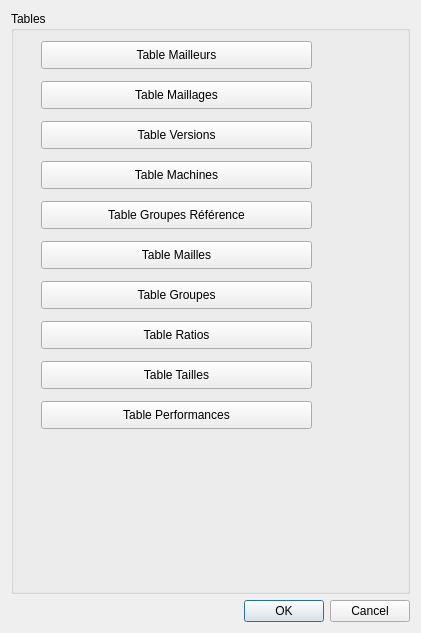
The window that src/Tools/Verima/Gui/desFenetreChoix.ui (SalomePlatform/smesh) describes before a commit, drawn with Qt 5.
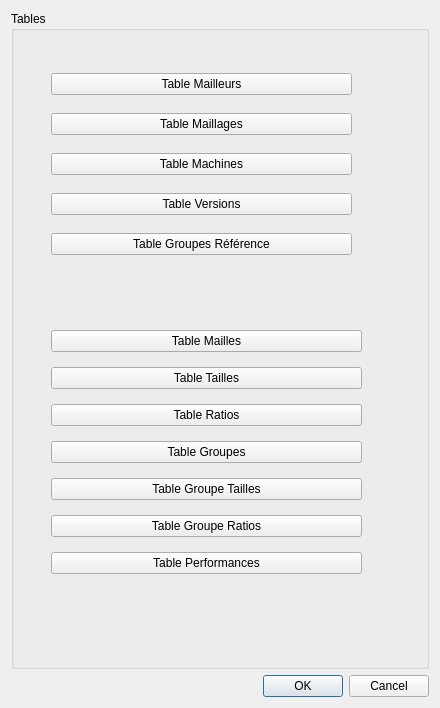
The same window after the commit.

```diff
--- a/src/Tools/Verima/Gui/desFenetreChoix.ui
+++ b/src/Tools/Verima/Gui/desFenetreChoix.ui
@@ -6,152 +6,15 @@
    <rect>
     <x>0</x>
     <y>0</y>
-    <width>421</width>
-    <height>633</height>
+    <width>440</width>
+    <height>708</height>
    </rect>
   </property>
   <property name="windowTitle">
    <string>Verification de Maillage</string>
   </property>
   <layout class="QGridLayout" name="gridLayout">
-   <item row="0" column="0">
-    <widget class="QGroupBox" name="groupBox">
-     <property name="title">
-      <string>Tables </string>
-     </property>
-     <widget class="QPushButton" name="PBMailleur">
-      <property name="geometry">
-       <rect>
-        <x>30</x>
-        <y>30</y>
-        <width>271</width>
-        <height>28</height>
-       </rect>
-      </property>
-      <property name="text">
-       <string>Table Mailleurs</string>
-      </property>
-     </widget>
-     <widget class="QPushButton" name="PBMaillage">
-      <property name="geometry">
-       <rect>
-        <x>30</x>
-        <y>70</y>
-        <width>271</width>
-        <height>28</height>
-       </rect>
-      </property>
-      <property name="text">
-       <string>Table Maillages</string>
-      </property>
-     </widget>
-     <widget class="QPushButton" name="PBVersion">
-      <property name="geometry">
-       <rect>
-        <x>30</x>
-        <y>110</y>
-        <width>271</width>
-        <height>28</height>
-       </rect>
-      </property>
-      <property name="text">
-       <string>Table Versions</string>
-      </property>
-     </widget>
-     <widget class="QPushButton" name="PBMachine">
-      <property name="geometry">
-       <rect>
-        <x>30</x>
-        <y>150</y>
-        <width>271</width>
-        <height>28</height>
-       </rect>
-      </property>
-      <property name="text">
-       <string>Table Machines</string>
-      </property>
-     </widget>
-     <widget class="QPushButton" name="PBPerf">
-      <property name="geometry">
-       <rect>
-        <x>30</x>
-        <y>390</y>
-        <width>271</width>
-        <height>28</height>
-       </rect>
-      </property>
-      <property name="text">
-       <string>Table Performances</string>
-      </property>
-     </widget>
-     <widget class="QPushButton" name="PBGroupe">
-      <property name="geometry">
-       <rect>
-        <x>30</x>
-        <y>270</y>
-        <width>271</width>
-        <height>28</height>
-       </rect>
-      </property>
-      <property name="text">
-       <string>Table Groupes</string>
-      </property>
-     </widget>
-     <widget class="QPushButton" name="PBMaille">
-      <property name="geometry">
-       <rect>
-        <x>30</x>
-        <y>230</y>
-        <width>271</width>
-        <height>28</height>
-       </rect>
-      </property>
-      <property name="text">
-       <string>Table Mailles</string>
-      </property>
-     </widget>
-     <widget class="QPushButton" name="PBRatio">
-      <property name="geometry">
-       <rect>
-        <x>30</x>
-        <y>310</y>
-        <width>271</width>
-        <height>28</height>
-       </rect>
-      </property>
-      <property name="text">
-       <string>Table Ratios</string>
-      </property>
-     </widget>
-     <widget class="QPushButton" name="PBGroupesRef">
-      <property name="geometry">
-       <rect>
-        <x>30</x>
-        <y>190</y>
-        <width>271</width>
-        <height>28</height>
-       </rect>
-      </property>
-      <property name="text">
-       <string>Table Groupes Référence</string>
-      </property>
-     </widget>
-     <widget class="QPushButton" name="PBTaille">
-      <property name="geometry">
-       <rect>
-        <x>30</x>
-        <y>350</y>
-        <width>271</width>
-        <height>28</height>
-       </rect>
-      </property>
-      <property name="text">
-       <string>Table Tailles</string>
-      </property>
-     </widget>
-    </widget>
-   </item>
-   <item row="1" column="0">
+   <item row="2" column="0">
     <widget class="QDialogButtonBox" name="buttonBox">
      <property name="orientation">
       <enum>Qt::Horizontal</enum>
@@ -161,6 +24,121 @@
      </property>
     </widget>
    </item>
+   <item row="1" column="0">
+    <widget class="QGroupBox" name="groupBox">
+     <property name="title">
+      <string>Tables </string>
+     </property>
+     <widget class="QWidget" name="layoutWidget">
+      <property name="geometry">
+       <rect>
+        <x>40</x>
+        <y>310</y>
+        <width>311</width>
+        <height>269</height>
+       </rect>
+      </property>
+      <layout class="QGridLayout" name="gridLayout_2">
+       <item row="1" column="0">
+        <widget class="QPushButton" name="PBMaille">
+         <property name="text">
+          <string>Table Mailles</string>
+         </property>
+        </widget>
+       </item>
+       <item row="3" column="0">
+        <widget class="QPushButton" name="PBRatio">
+         <property name="text">
+          <string>Table Ratios</string>
+         </property>
+        </widget>
+       </item>
+       <item row="7" column="0">
+        <widget class="QPushButton" name="PBPerf">
+         <property name="text">
+          <string>Table Performances</string>
+         </property>
+        </widget>
+       </item>
+       <item row="6" column="0">
+        <widget class="QPushButton" name="PBGroupeRatio">
+         <property name="text">
+          <string>Table Groupe Ratios</string>
+         </property>
+        </widget>
+       </item>
+       <item row="4" column="0">
+        <widget class="QPushButton" name="PBGroupe">
+         <property name="text">
+          <string>Table Groupes</string>
+         </property>
+        </widget>
+       </item>
+       <item row="2" column="0">
+        <widget class="QPushButton" name="PBTaille">
+         <property name="text">
+          <string>Table Tailles</string>
+         </property>
+        </widget>
+       </item>
+       <item row="5" column="0">
+        <widget class="QPushButton" name="PBGroupeTaille">
+         <property name="text">
+          <string>Table Groupe Tailles</string>
+         </property>
+        </widget>
+       </item>
+      </layout>
+     </widget>
+     <widget class="QWidget" name="layoutWidget">
+      <property name="geometry">
+       <rect>
+        <x>40</x>
+        <y>50</y>
+        <width>301</width>
+        <height>211</height>
+       </rect>
+      </property>
+      <layout class="QVBoxLayout" name="verticalLayout">
+       <item>
+        <widget class="QPushButton" name="PBMailleur">
+         <property name="text">
+          <string>Table Mailleurs</string>
+         </property>
+        </widget>
+       </item>
+       <item>
+        <widget class="QPushButton" name="PBMaillage">
+         <property name="text">
+          <string>Table Maillages</string>
+         </property>
+        </widget>
+       </item>
+       <item>
+        <widget class="QPushButton" name="PBMachine">
+         <property name="text">
+          <string>Table Machines</string>
+         </property>
+        </widget>
+       </item>
+       <item>
+        <widget class="QPushButton" name="PBVersion">
+         <property name="text">
+          <string>Table Versions</string>
+         </property>
+        </widget>
+       </item>
+       <item>
+        <widget class="QPushButton" name="PBGroupesRef">
+         <property name="text">
+          <string>Table Groupes Référence</string>
+         </property>
+        </widget>
+       </item>
+      </layout>
+     </widget>
+    </widget>
+   </item>
   </layout>
  </widget>
  <resources/>
```
